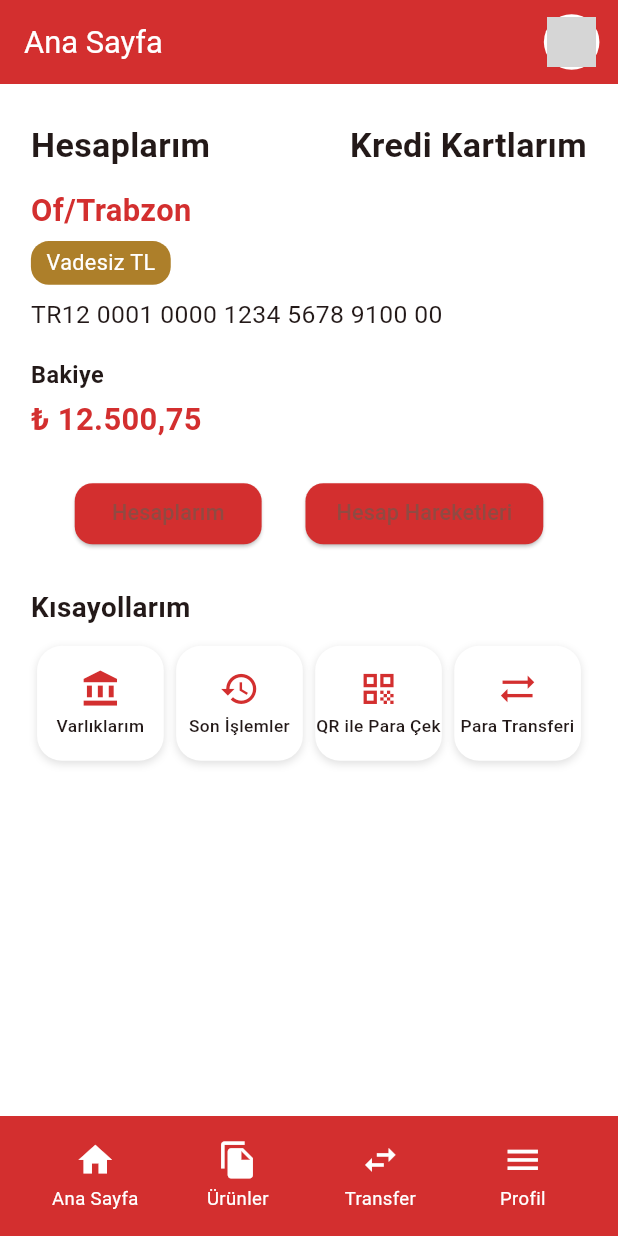
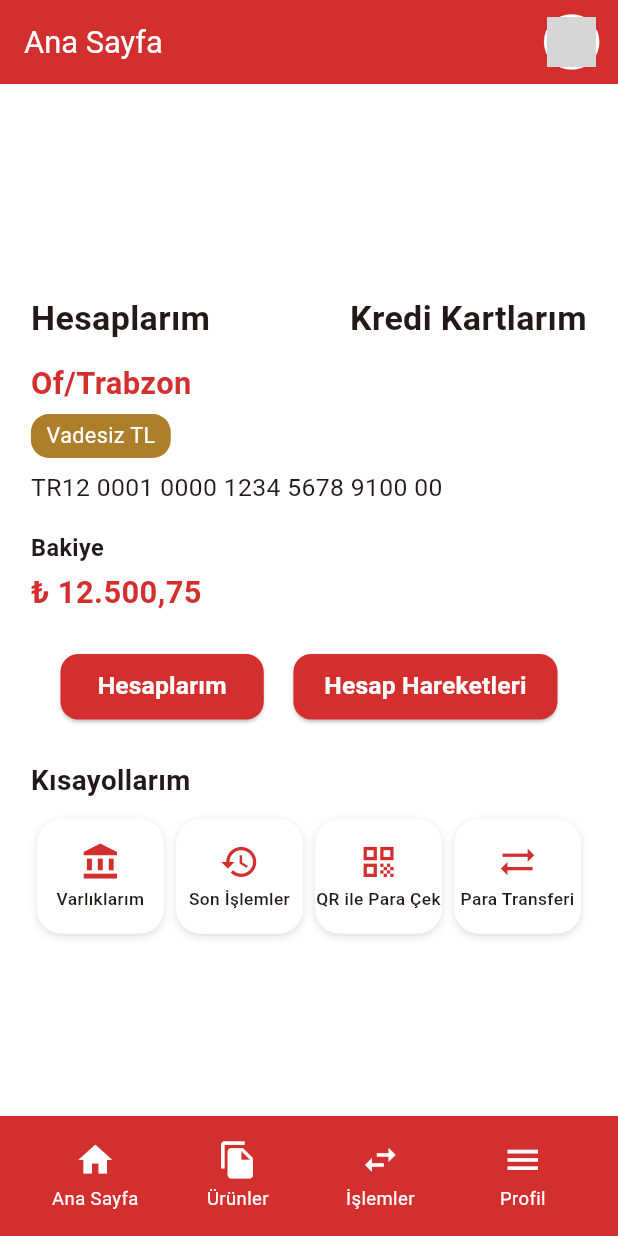
Before and after one commit to btnahmet/bank_app, a Flutter app: the screen it shows after launch, on a phone screen of 412 x 824 dp. Run offline on Flutter 3.47's test engine with Material 3 defaults, Android fonts, the phone set to English and light mode, and no system bars; grey boxes are pictures that could not be loaded.

Commit message:
Ana Sayfa Düzenleme Commit

```diff
--- a/lib/screens/home_screen.dart
+++ b/lib/screens/home_screen.dart
@@ -9,7 +9,6 @@
 //     final size = MediaQuery.of(context).size;
 //     final width = size.width;
 //     final height = size.height;
-//     final textScale = MediaQuery.of(context).textScaleFactor;
 
 //     return SafeArea(
 //       child: Scaffold(
@@ -25,9 +24,7 @@
 //             Padding(
 //               padding: EdgeInsets.only(right: width * 0.03),
 //               child: GestureDetector(
-//                 onTap: () {
-//                   // Profil sayfasına yönlendirme
-//                 },
+//                 onTap: () {},
 //                 child: CircleAvatar(
 //                   radius: width * 0.045,
 //                   backgroundColor: Colors.white,
@@ -44,172 +41,164 @@
 //             ),
 //           ],
 //         ),
-//         body: Stack(
-//           children: [
-//             Center(
-//               child: SingleChildScrollView(
-//                 padding: EdgeInsets.only(bottom: height * 0.1),
+//         body: SingleChildScrollView(
+//           padding: EdgeInsets.only(bottom: height * 0.1),
+//           child: Column(
+//             crossAxisAlignment: CrossAxisAlignment.start,
+//             children: [
+//               SizedBox(height: height * 0.03),
+//               Padding(
+//                 padding: EdgeInsets.symmetric(horizontal: width * 0.05),
 //                 child: Column(
-//                   mainAxisAlignment: MainAxisAlignment.center,
+//                   crossAxisAlignment: CrossAxisAlignment.start,
 //                   children: [
-//                     Container(
-//                       width: width,
-//                       padding: EdgeInsets.all(width * 0.06),
-//                       color: Colors.transparent,
-//                       child: Column(
-//                         crossAxisAlignment: CrossAxisAlignment.start,
-//                         children: [
-//                           Row(
-//                             children: [
-//                               Expanded(
-//                                 child: GestureDetector(
-//                                   onTap: () {
-//                                     // Hesaplarım tıklandığında yapılacak işlem
-//                                     print("Hesaplarım tıklandı");
-//                                   },
-//                                   child: Row(
-//                                     mainAxisAlignment: MainAxisAlignment.start,
-//                                     children: [
-//                                       // Icon(Icons.account_balance_wallet,
-//                                       //     size: width * 0.05),
-//                                       // SizedBox(width: width * 0.02),
-//                                       Text(
-//                                         "Hesaplarım",
-//                                         style: TextStyle(
-//                                           fontSize: width * 0.067,
-//                                           fontWeight: FontWeight.bold,
-//                                           color: Colors.black87,
-//                                         ),
-//                                       ),
-//                                     ],
-//                                   ),
-//                                 ),
-//                               ),
-//                               Expanded(
-//                                 child: GestureDetector(
-//                                   onTap: () {
-//                                     // Kredi Kartlarım tıklandığında yapılacak işlem
-//                                     print("Kredi Kartlarım tıklandı");
-//                                   },
-//                                   child: Row(
-//                                     mainAxisAlignment: MainAxisAlignment.end,
-//                                     children: [
-//                                       Text(
-//                                         "Kredi Kartlarım",
-//                                         style: TextStyle(
-//                                           fontSize: width * 0.063,
-//                                           fontWeight: FontWeight.bold,
-//                                           color: Colors.black87,
-//                                         ),
-//                                       ),
-//                                       // SizedBox(width: width * 0.02),
-//                                       // Icon(Icons.credit_card,
-//                                       //     size: width * 0.05),
-//                                     ],
-//                                   ),
-//                                 ),
-//                               ),
-//                             ],
-//                           ),
-//                           SizedBox(height: height * 0.02),
-
-//                           Text(
-//                             "Of/Trabzon",
+//                     Row(
+//                       children: [
+//                         Expanded(
+//                           child: Text(
+//                             "Hesaplarım",
 //                             style: TextStyle(
-//                               fontSize: width * 0.06,
-//                               fontWeight: FontWeight.w500,
-//                               color: AppColors.primaryRed,
+//                               fontSize: width * 0.055,
+//                               fontWeight: FontWeight.bold,
 //                             ),
 //                           ),
-//                           SizedBox(height: height * 0.01),
-//                           // Text(
-//                           //   "Vadesiz TL",
-//                           //   style: TextStyle(
-
-//                           //     fontSize: width * 0.045,
-//                           //     fontWeight: FontWeight.w500,
-//                           //   ),
-//                           // ),
-//                           Container(
-//                             padding: EdgeInsets.symmetric(
-//                                 horizontal: width * 0.03,
-//                                 vertical: height * 0.005),
-//                             decoration: BoxDecoration(
-//                               color: Color.fromARGB(
-//                                   255, 173, 127, 42), // arka plan rengi
-//                               borderRadius: BorderRadius.circular(
-//                                   width * 0.02), // köşe yumuşatma
-//                             ),
-//                             child: Text(
-//                               "Vadesiz TL",
-//                               style: TextStyle(
-//                                 fontSize: width * 0.045,
-//                                 fontWeight: FontWeight.w500,
-//                                 color: Colors.white,
-//                               ),
+//                         ),
+//                         Expanded(
+//                           child: Text(
+//                             "Kredi Kartlarım",
+//                             textAlign: TextAlign.end,
+//                             style: TextStyle(
+//                               fontSize: width * 0.055,
+//                               fontWeight: FontWeight.bold,
 //                             ),
 //                           ),
-
-//                           SizedBox(height: height * 0.01),
-//                           Text(
-//                             "TR12 0001 0000 1234 5678 9100 00",
-//                             style: TextStyle(
-//                               fontSize: width * 0.0531,
+//                         ),
+//                       ],
+//                     ),
+//                     SizedBox(height: height * 0.015),
+//                     Text(
+//                       "Of/Trabzon",
+//                       style: TextStyle(
+//                         fontSize: width * 0.05,
+//                         color: AppColors.primaryRed,
+//                         fontWeight: FontWeight.w600,
+//                       ),
+//                     ),
+//                     SizedBox(height: height * 0.008),
+//                     Container(
+//                       padding: EdgeInsets.symmetric(
+//                           horizontal: width * 0.025,
+//                           vertical: height * 0.005),
+//                       decoration: BoxDecoration(
+//                         color: Color.fromARGB(255, 173, 127, 42),
+//                         borderRadius: BorderRadius.circular(12),
+//                       ),
+//                       child: Text(
+//                         "Vadesiz TL",
+//                         style: TextStyle(
+//                           fontSize: width * 0.035,
+//                           color: Colors.white,
+//                         ),
+//                       ),
+//                     ),
+//                     SizedBox(height: height * 0.01),
+//                     Text(
+//                       "TR12 0001 0000 1234 5678 9100 00",
+//                       style: TextStyle(
+//                         fontSize: width * 0.04,
+//                       ),
+//                     ),
+//                     SizedBox(height: height * 0.02),
+//                     Text(
+//                       "Bakiye",
+//                       style: TextStyle(
+//                         fontSize: width * 0.038,
+//                         fontWeight: FontWeight.bold,
+//                       ),
+//                     ),
+//                     SizedBox(height: height * 0.005),
+//                     Text(
+//                       "₺ 12.500,75",
+//                       style: TextStyle(
+//                         fontSize: width * 0.05,
+//                         fontWeight: FontWeight.bold,
+//                         color: AppColors.primaryRed,
+//                       ),
+//                     ),
+//                     SizedBox(height: height * 0.03),
+//                     Row(
+//                       mainAxisAlignment: MainAxisAlignment.spaceEvenly,
+//                       children: [
+//                         ElevatedButton(
+//                           onPressed: () {},
+//                           style: ElevatedButton.styleFrom(
+//                             backgroundColor: AppColors.primaryRed,
+//                             padding: EdgeInsets.symmetric(
+//                                 vertical: height * 0.012,
+//                                 horizontal: width * 0.06),
+//                             shape: RoundedRectangleBorder(
+//                               borderRadius: BorderRadius.circular(12),
 //                             ),
 //                           ),
-//                           SizedBox(height: height * 0.025),
-//                           Text(
-//                             "Bakiye",
-//                             style: TextStyle(
-//                               fontSize: width * 0.042,
-//                               fontWeight: FontWeight.bold,
-//                               color: Colors.black,
+//                           child: Text("Hesaplarım",
+//                               style: TextStyle(fontSize: width * 0.035,
+
+//                               )),
+//                         ),
+//                         ElevatedButton(
+//                           onPressed: () {},
+//                           style: ElevatedButton.styleFrom(
+//                             backgroundColor: AppColors.primaryRed,
+//                             padding: EdgeInsets.symmetric(
+//                                 vertical: height * 0.012,
+//                                 horizontal: width * 0.05),
+//                             shape: RoundedRectangleBorder(
+//                               borderRadius: BorderRadius.circular(12),
 //                             ),
 //                           ),
-//                           SizedBox(height: height * 0.005),
-//                           Text(
-//                             "₺ 12.500,75",
-//                             style: TextStyle(
-//                               fontSize: width * 0.06,
-//                               fontWeight: FontWeight.bold,
-//                               color: Colors.black,
-//                             ),
-//                           ),
-//                         ],
+//                           child: Text("Hesap Hareketleri",
+//                               style: TextStyle(fontSize: width * 0.035)),
+//                         ),
+//                       ],
+//                     ),
+//                     SizedBox(height: height * 0.03),
+//                     Text(
+//                       "Kısayollarım",
+//                       style: TextStyle(
+//                         fontSize: width * 0.045,
+//                         fontWeight: FontWeight.bold,
 //                       ),
 //                     ),
-//                     SizedBox(height: height * 0.05),
+//                     SizedBox(height: height * 0.015),
+//                     Row(
+//                       mainAxisAlignment: MainAxisAlignment.spaceBetween,
+//                       children: [
+//                         _ShortcutItem(icon: Icons.account_balance, label: "Varlıklarım"),
+//                         _ShortcutItem(icon: Icons.history, label: "Son İşlemler"),
+//                         _ShortcutItem(icon: Icons.qr_code, label: "QR ile Para Çek"),
+//                         _ShortcutItem(icon: Icons.sync_alt, label: "Para Transferi"),
+//                       ],
+//                     ),
 //                   ],
 //                 ),
 //               ),
+//             ],
+//           ),
+//         ),
+//         bottomNavigationBar: BottomAppBar(
+//           color: AppColors.primaryRed,
+//           child: SizedBox(
+//             height: height * 0.09,
+//             child: Row(
+//               mainAxisAlignment: MainAxisAlignment.spaceEvenly,
+//               children: [
+//                 _BottomBarItem(icon: Icons.home, label: "Ana Sayfa", onTap: () {}),
+//                 _BottomBarItem(icon: Icons.file_copy, label: "Ürünler", onTap: () {}),
+//                 _BottomBarItem(icon: Icons.swap_horiz, label: "Transfer", onTap: () {}),
+//                 _BottomBarItem(icon: Icons.menu, label: "Profil", onTap: () {}),
+//               ],
 //             ),
-//             Align(
-//               alignment: Alignment.bottomCenter,
-//               child: Container(
-//                 height: height * 0.09,
-//                 decoration: BoxDecoration(
-//                   color: AppColors.primaryRed,
-//                   borderRadius:
-//                       BorderRadius.vertical(top: Radius.circular(width * 0.04)),
-//                 ),
-//                 child: Row(
-//                   mainAxisAlignment: MainAxisAlignment.spaceEvenly,
-//                   children: [
-//                     _BottomBarItem(
-//                         icon: Icons.home, label: "Ana Sayfa", onTap: () {}),
-//                     _BottomBarItem(
-//                         icon: Icons.file_copy, label: "Ürünler", onTap: () {}),
-//                     _BottomBarItem(
-//                         icon: Icons.swap_horiz,
-//                         label: "Transfer",
-//                         onTap: () {}),
-//                     _BottomBarItem(
-//                         icon: Icons.menu, label: "Profil", onTap: () {}),
-//                   ],
-//                 ),
-//               ),
-//             ),
-//           ],
+//           ),
 //         ),
 //       ),
 //     );
@@ -236,11 +225,58 @@
 //         child: Column(
 //           mainAxisAlignment: MainAxisAlignment.center,
 //           children: [
-//             Icon(icon, color: Colors.white, size: width * 0.07),
+//             Icon(icon, color: Colors.white, size: width * 0.065),
 //             SizedBox(height: width * 0.01),
 //             Text(
 //               label,
 //               style: TextStyle(color: Colors.white, fontSize: width * 0.03),
+//             ),
+//           ],
+//         ),
+//       ),
+//     );
+//   }
+// }
+
+// class _ShortcutItem extends StatelessWidget {
+//   final IconData icon;
+//   final String label;
+
+//   const _ShortcutItem({required this.icon, required this.label});
+
+//   @override
+//   Widget build(BuildContext context) {
+//     final width = MediaQuery.of(context).size.width;
+//     final height = MediaQuery.of(context).size.height;
+//     return Expanded(
+//       child: Container(
+//         margin: EdgeInsets.symmetric(horizontal: width * 0.01),
+//         padding: EdgeInsets.symmetric(vertical: height * 0.018),
+//         decoration: BoxDecoration(
+//           color: Colors.white,
+//           borderRadius: BorderRadius.circular(width * 0.04),
+//           boxShadow: [
+//             BoxShadow(
+//               color: Colors.black12,
+//               blurRadius: 4,
+//               offset: Offset(0, 2),
+//             ),
+//           ],
+//         ),
+//         child: Column(
+//           mainAxisAlignment: MainAxisAlignment.center,
+//           children: [
+//             Icon(icon, color: AppColors.primaryRed, size: width * 0.065),
+//             SizedBox(height: height * 0.005),
+//             Text(
+//               label,
+//               textAlign: TextAlign.center,
+//               maxLines: 2,
+//               overflow: TextOverflow.ellipsis,
+//               style: TextStyle(
+//                 fontSize: width * 0.028,
+//                 fontWeight: FontWeight.w500,
+//               ),
 //             ),
 //           ],
 //         ),
@@ -296,7 +332,11 @@ class HomeScreen extends StatelessWidget {
           child: Column(
             crossAxisAlignment: CrossAxisAlignment.start,
             children: [
-              SizedBox(height: height * 0.03),
+              // 📌 AppBar altına boşluk
+              Container(
+                height: height * 0.15,
+              ),
+              SizedBox(height: height * 0.02),
               Padding(
                 padding: EdgeInsets.symmetric(horizontal: width * 0.05),
                 child: Column(
@@ -337,8 +377,7 @@ class HomeScreen extends StatelessWidget {
                     SizedBox(height: height * 0.008),
                     Container(
                       padding: EdgeInsets.symmetric(
-                          horizontal: width * 0.025,
-                          vertical: height * 0.005),
+                          horizontal: width * 0.025, vertical: height * 0.005),
                       decoration: BoxDecoration(
                         color: Color.fromARGB(255, 173, 127, 42),
                         borderRadius: BorderRadius.circular(12),
@@ -390,8 +429,13 @@ class HomeScreen extends StatelessWidget {
                               borderRadius: BorderRadius.circular(12),
                             ),
                           ),
-                          child: Text("Hesaplarım",
-                              style: TextStyle(fontSize: width * 0.035)),
+                          child: Text(
+                            "Hesaplarım",
+                            style: TextStyle(
+                                fontSize: width * 0.04,
+                                color: Colors.white,
+                                fontWeight: FontWeight.bold),
+                          ),
                         ),
                         ElevatedButton(
                           onPressed: () {},
@@ -404,8 +448,13 @@ class HomeScreen extends StatelessWidget {
                               borderRadius: BorderRadius.circular(12),
                             ),
                           ),
-                          child: Text("Hesap Hareketleri",
-                              style: TextStyle(fontSize: width * 0.035)),
+                          child: Text(
+                            "Hesap Hareketleri",
+                            style: TextStyle(
+                                fontSize: width * 0.04,
+                                color: Colors.white,
+                                fontWeight: FontWeight.bold),
+                          ),
                         ),
                       ],
                     ),
@@ -421,10 +470,14 @@ class HomeScreen extends StatelessWidget {
                     Row(
                       mainAxisAlignment: MainAxisAlignment.spaceBetween,
                       children: [
-                        _ShortcutItem(icon: Icons.account_balance, label: "Varlıklarım"),
-                        _ShortcutItem(icon: Icons.history, label: "Son İşlemler"),
-                        _ShortcutItem(icon: Icons.qr_code, label: "QR ile Para Çek"),
-                        _ShortcutItem(icon: Icons.sync_alt, label: "Para Transferi"),
+                        _ShortcutItem(
+                            icon: Icons.account_balance, label: "Varlıklarım"),
+                        _ShortcutItem(
+                            icon: Icons.history, label: "Son İşlemler"),
+                        _ShortcutItem(
+                            icon: Icons.qr_code, label: "QR ile Para Çek"),
+                        _ShortcutItem(
+                            icon: Icons.sync_alt, label: "Para Transferi"),
                       ],
                     ),
                   ],
@@ -440,9 +493,12 @@ class HomeScreen extends StatelessWidget {
             child: Row(
               mainAxisAlignment: MainAxisAlignment.spaceEvenly,
               children: [
-                _BottomBarItem(icon: Icons.home, label: "Ana Sayfa", onTap: () {}),
-                _BottomBarItem(icon: Icons.file_copy, label: "Ürünler", onTap: () {}),
-                _BottomBarItem(icon: Icons.swap_horiz, label: "Transfer", onTap: () {}),
+                _BottomBarItem(
+                    icon: Icons.home, label: "Ana Sayfa", onTap: () {}),
+                _BottomBarItem(
+                    icon: Icons.file_copy, label: "Ürünler", onTap: () {}),
+                _BottomBarItem(
+                    icon: Icons.swap_horiz, label: "İşlemler", onTap: () {}),
                 _BottomBarItem(icon: Icons.menu, label: "Profil", onTap: () {}),
               ],
             ),
```
